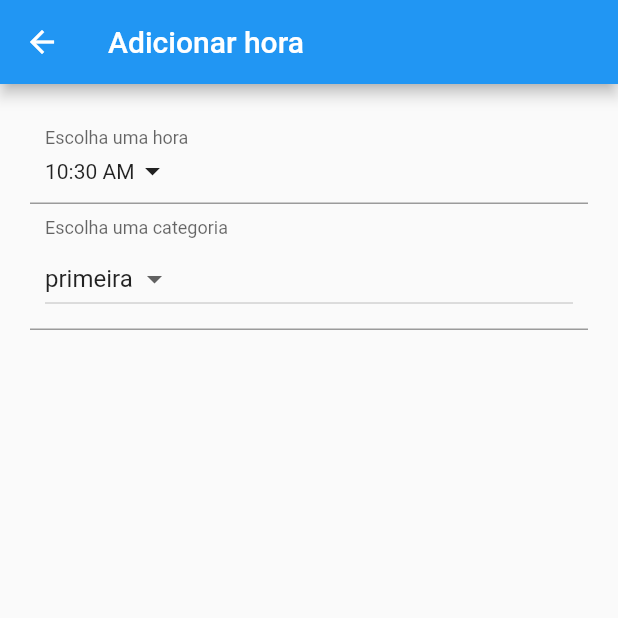
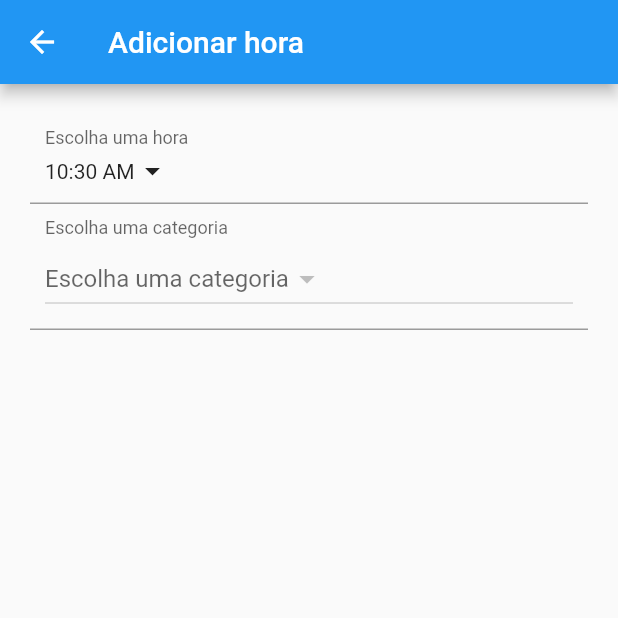
Before and after one commit to CynthiaRaphaella/my_hours, a Flutter app: the CreateHourPage screen opened by its route, on a phone screen of 412 x 824 dp, the top half of it. Run offline on Flutter 3.47's test engine with Material 2 defaults, Android fonts, the phone set to English and light mode, and no system bars; our stand-ins replace cloud_firestore; accounts and stored records are empty.

Commit message:
Add firebase to Android project and update the dropdown based on firestore

```diff
--- a/lib/pages/create_hour_page.dart
+++ b/lib/pages/create_hour_page.dart
@@ -1,5 +1,6 @@
 import 'package:flutter/material.dart';
 import 'package:my_hours/data/hour.dart';
+import 'package:cloud_firestore/cloud_firestore.dart';
 
 class CreateHourPage extends StatefulWidget {
   static const String route = '/create';
@@ -9,14 +10,7 @@ class CreateHourPage extends StatefulWidget {
 
 class CreateHourPageState extends State<CreateHourPage> {
   Hour _hour = Hour.createByHour(TimeOfDay.now());
-  List<String> itens = ['primeira', 'segunda', 'terceira'];
-  String _selectedItem = '';
-
-  @override
-  void initState() {
-    super.initState();
-    _selectedItem = itens.elementAt(0);
-  }
+  String _selectedItem = 'Escolha uma categoria';
 
   @override
   Widget build(BuildContext context) {
@@ -35,19 +29,33 @@ class CreateHourPageState extends State<CreateHourPage> {
   }
 
   Widget _buildCategories() {
+    return StreamBuilder(
+      stream: Firestore.instance.collection('categories').snapshots(),
+      builder: (context, snapshot) {
+        if(!snapshot.hasData) {
+          return Text('Carregando');
+        }
+        else {
           return InputDecorator(
             decoration: InputDecoration(
               labelText: 'Escolha uma categoria',
               contentPadding: EdgeInsets.all(10.0),
             ),
-      child: DropdownButton(
+            child:
+            DropdownButton(
               onChanged: (option) {
                 _selectCategory(option);
               },
-        value: _selectedItem,
-        items: itens
-            .map((item) => DropdownMenuItem(child: Text(item), value: item))
-            .toList()));
+              hint: Text(_selectedItem),
+              items: _buildDropdownList(snapshot.data.documents)));
+        }
+      });
+  }
+
+  List<DropdownMenuItem<String>> _buildDropdownList(List<DocumentSnapshot> document){
+    List<DropdownMenuItem<String>> list = new List();
+    document.forEach((doc) => list.add(DropdownMenuItem(child: new Text(doc['name']), value: doc['name'],)));
+    return list;
   }
 
   void _selectCategory(option) {
--- a/pubspec.yaml
+++ b/pubspec.yaml
@@ -13,6 +13,8 @@ environment:
   sdk: ">=2.0.0-dev.68.0 <3.0.0"
 
 dependencies:
+  cloud_firestore:
+
   flutter:
     sdk: flutter
 
```
Also changed, not shown: 7 other files. Lines whose indentation alone changed are shown as unchanged.
